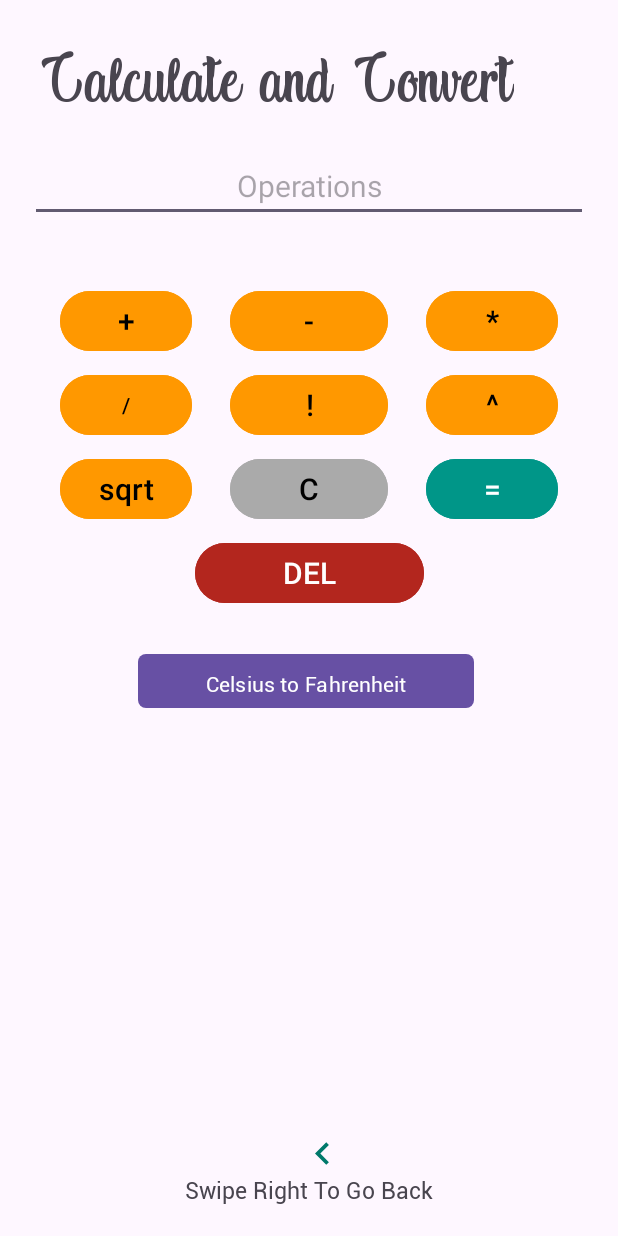
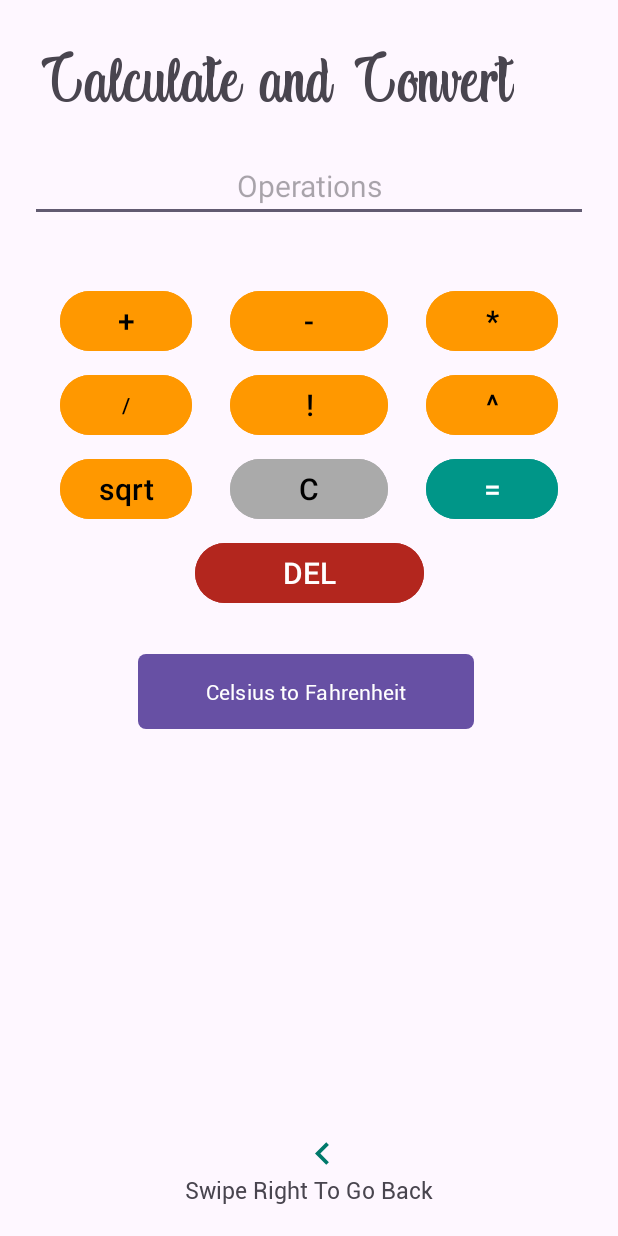
Before and after one commit to Audriusvilnius/Exam_Application_0511, an Android app: the fragment ConverterFragment shown on its own in the app's theme, on a phone screen of 412 x 824 dp. Run offline under Robolectric (Android 15) with nearby library versions, the light colour scheme and no system bars.

```diff
--- a/app/src/main/res/layout/fragment_converter.xml
+++ b/app/src/main/res/layout/fragment_converter.xml
@@ -192,7 +192,7 @@
     <Button
         android:id="@+id/convertButton"
         android:layout_width="278dp"
-        android:layout_height="36dp"
+        android:layout_height="50dp"
         android:layout_below="@+id/deleteButton"
         android:layout_alignParentStart="true"
         android:layout_alignParentEnd="true"
```
